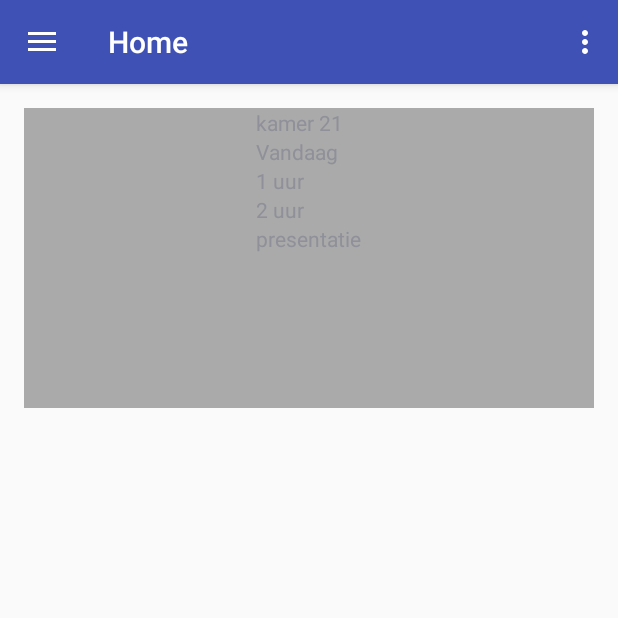
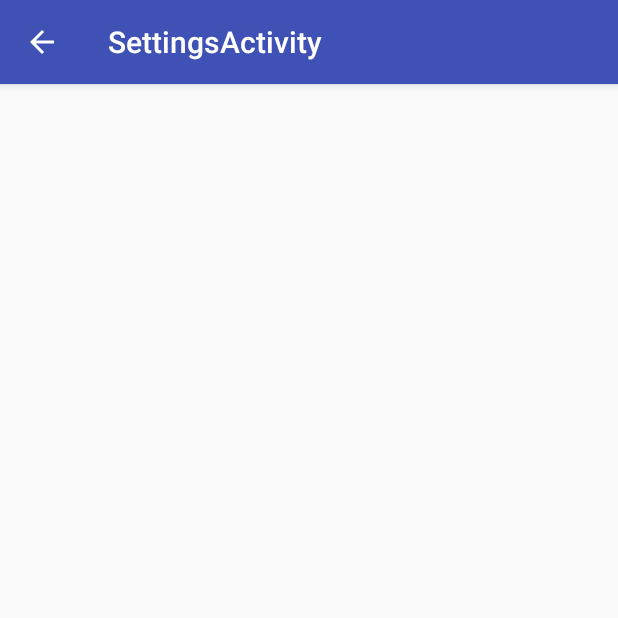
Before and after one commit to DaanGrootenboer/Smart_Agenda_Android_App, an Android app: the screen it shows after launch (HomeActivity before the commit, SettingsActivity after it), in the side drawer, after a tap on "Instellingen", on a phone screen of 412 x 824 dp, the top half of it. Run offline under Robolectric (Android 15) with nearby library versions, the light colour scheme and no system bars; our stand-ins replace ButterKnife.

Commit message:
Add settings activity

```diff
--- a/app/src/main/AndroidManifest.xml
+++ b/app/src/main/AndroidManifest.xml
@@ -21,6 +21,11 @@
                 <category android:name="android.intent.category.LAUNCHER" />
             </intent-filter>
         </activity>
+        <activity
+            android:name=".SettingsActivity"
+            android:label="@string/title_activity_settings"
+            android:theme="@style/AppTheme.NoActionBar" >
+        </activity>
     </application>
 
 </manifest>
--- a/app/src/main/java/nl/secondchance/smartagenda/HomeActivity.java
+++ b/app/src/main/java/nl/secondchance/smartagenda/HomeActivity.java
@@ -1,6 +1,7 @@
 package nl.secondchance.smartagenda;
 
 import android.content.Context;
+import android.content.Intent;
 import android.net.ConnectivityManager;
 import android.net.NetworkInfo;
 import android.os.Bundle;
@@ -126,7 +127,8 @@ public class HomeActivity extends AppCompatActivity
         } else if (id == R.id.nav_reservation) {
 
         } else if (id == R.id.nav_settings) {
-
+            Intent intent = new Intent(getApplicationContext(),SettingsActivity.class);
+            startActivity(intent);
         }
 
         DrawerLayout drawer = (DrawerLayout) findViewById(R.id.drawer_layout);
--- /dev/null
+++ b/app/src/main/java/nl/secondchance/smartagenda/SettingsActivity.java
@@ -0,0 +1,43 @@
+package nl.secondchance.smartagenda;
+
+import android.os.Bundle;
+import android.support.design.widget.FloatingActionButton;
+import android.support.design.widget.Snackbar;
+import android.support.v7.app.AppCompatActivity;
+import android.support.v7.widget.Toolbar;
+import android.view.MenuItem;
+import android.view.View;
+
+public class SettingsActivity extends AppCompatActivity {
+
+    @Override
+    protected void onCreate(Bundle savedInstanceState) {
+        super.onCreate(savedInstanceState);
+        setContentView(R.layout.activity_settings);
+        Toolbar toolbar = (Toolbar) findViewById(R.id.toolbar);
+        setSupportActionBar(toolbar);
+
+        // add back arrow to toolbar
+        if (getSupportActionBar() != null){
+            getSupportActionBar().setDisplayHomeAsUpEnabled(true);
+            getSupportActionBar().setDisplayShowHomeEnabled(true);
+        }
+    }
+
+    @Override
+    public boolean onOptionsItemSelected(MenuItem item) {
+        // Handle action bar item clicks here. The action bar will
+        // automatically handle clicks on the Home/Up button, so long
+        // as you specify a parent activity in AndroidManifest.xml.
+        int id = item.getItemId();
+
+        // return
+        if (id == android.R.id.home) {
+            super.onBackPressed();
+            return true;
+        }
+
+        return super.onOptionsItemSelected(item);
+    }
+
+}
--- /dev/null
+++ b/app/src/main/res/layout/activity_settings.xml
@@ -0,0 +1,27 @@
+<?xml version="1.0" encoding="utf-8"?>
+<android.support.design.widget.CoordinatorLayout
+    xmlns:android="http://schemas.android.com/apk/res/android"
+    xmlns:app="http://schemas.android.com/apk/res-auto"
+    xmlns:tools="http://schemas.android.com/tools"
+    android:layout_width="match_parent"
+    android:layout_height="match_parent"
+    android:fitsSystemWindows="true"
+    tools:context="nl.secondchance.smartagenda.SettingsActivity">
+
+    <android.support.design.widget.AppBarLayout
+        android:layout_height="wrap_content"
+        android:layout_width="match_parent"
+        android:theme="@style/AppTheme.AppBarOverlay">
+
+        <android.support.v7.widget.Toolbar
+            android:id="@+id/toolbar"
+            android:layout_width="match_parent"
+            android:layout_height="?attr/actionBarSize"
+            android:background="?attr/colorPrimary"
+            app:popupTheme="@style/AppTheme.PopupOverlay"/>
+
+    </android.support.design.widget.AppBarLayout>
+
+    <include layout="@layout/content_settings"/>
+
+</android.support.design.widget.CoordinatorLayout>
--- /dev/null
+++ b/app/src/main/res/layout/content_settings.xml
@@ -0,0 +1,16 @@
+<?xml version="1.0" encoding="utf-8"?>
+<RelativeLayout
+    xmlns:android="http://schemas.android.com/apk/res/android"
+    xmlns:tools="http://schemas.android.com/tools"
+    xmlns:app="http://schemas.android.com/apk/res-auto"
+    android:layout_width="match_parent"
+    android:layout_height="match_parent"
+    android:paddingLeft="@dimen/activity_horizontal_margin"
+    android:paddingRight="@dimen/activity_horizontal_margin"
+    android:paddingTop="@dimen/activity_vertical_margin"
+    android:paddingBottom="@dimen/activity_vertical_margin"
+    app:layout_behavior="@string/appbar_scrolling_view_behavior"
+    tools:showIn="@layout/activity_settings"
+    tools:context="nl.secondchance.smartagenda.SettingsActivity">
+
+</RelativeLayout>
--- a/app/src/main/res/values/strings.xml
+++ b/app/src/main/res/values/strings.xml
@@ -12,4 +12,5 @@
     <string name="error_msg">Probeer het nog een keer.</string>
     <string name="error_positive_button_msg">OK</string>
     <string name="network_unavailable_message">Netwerk in niet beschikbaar!</string>
+    <string name="title_activity_settings">SettingsActivity</string>
 </resources>
```
